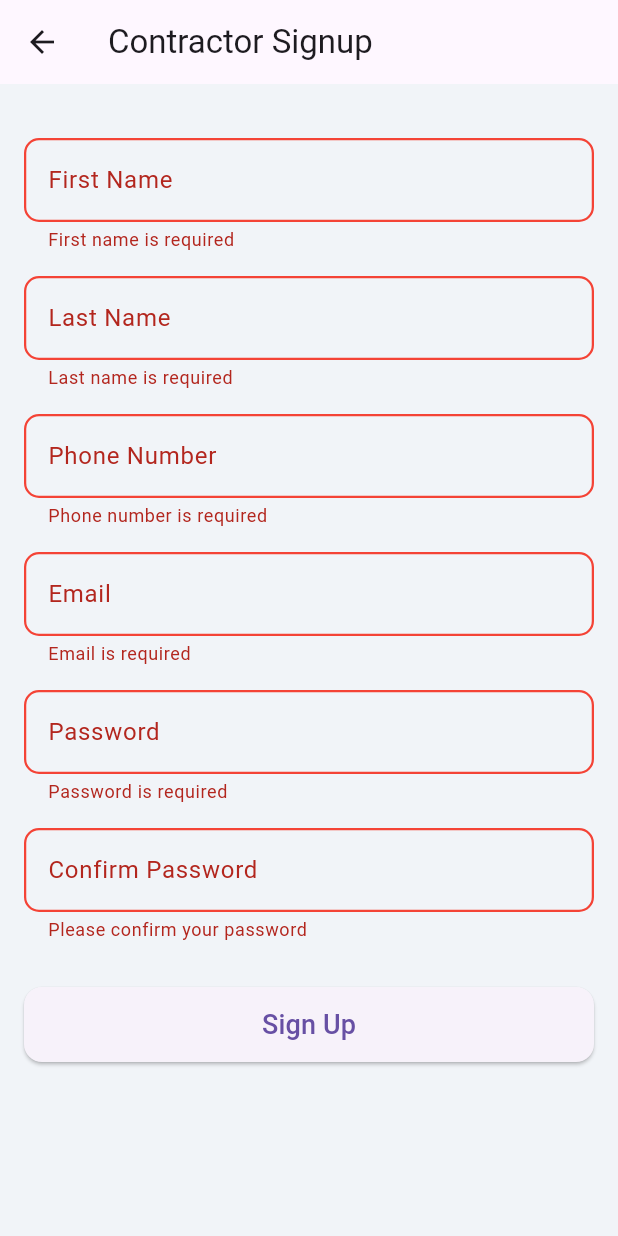
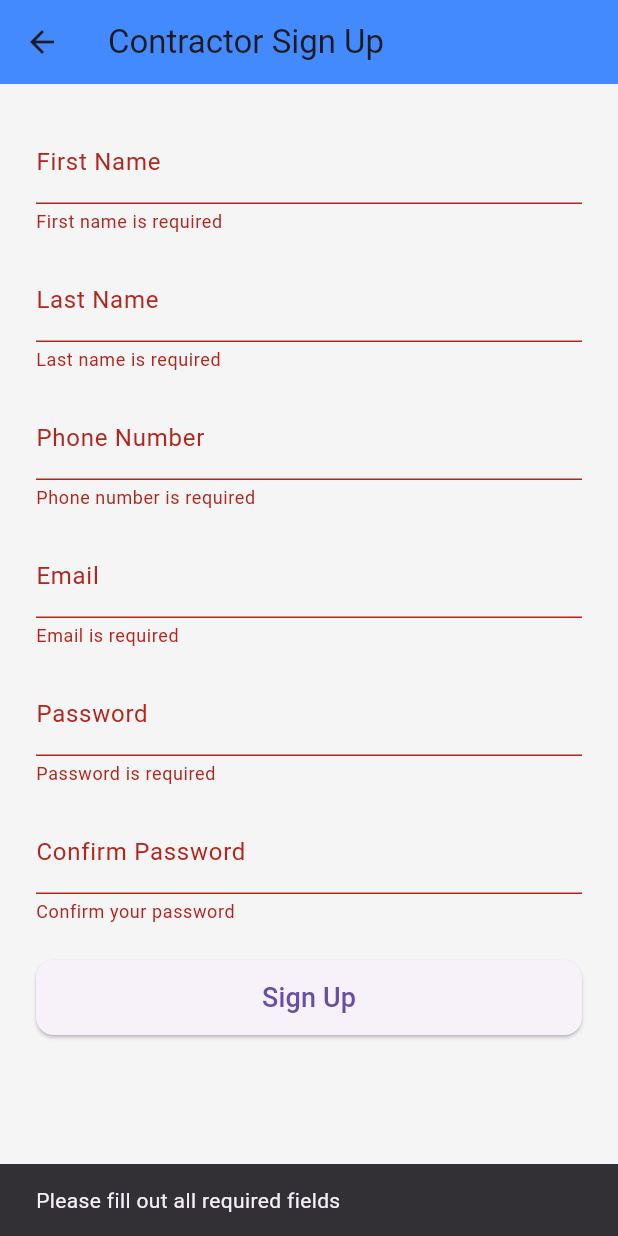
Before and after one commit to jacepd/Sales_Flow, a Flutter app: the ContractorSignupPage screen opened by its route, after a tap on "Sign Up", on a phone screen of 412 x 824 dp. Run offline on Flutter 3.47's test engine with Material 3 defaults, Android fonts, the light colour scheme and no system bars.

Commit message:
Haven't got the home pages to work yet

```diff
--- a/lib/contractor_home_page.dart
+++ b/lib/contractor_home_page.dart
@@ -0,0 +1,13 @@
+import 'package:flutter/material.dart';
+
+class ContractorHomePage extends StatelessWidget {
+  const ContractorHomePage({super.key});
+
+  @override
+  Widget build(BuildContext context) {
+    return Scaffold(
+      appBar: AppBar(title: const Text('Contractor Home')),
+      body: const Center(child: Text('Welcome Contractor!')),
+    );
+  }
+}
--- a/lib/contractor_signup.dart
+++ b/lib/contractor_signup.dart
@@ -10,117 +10,92 @@ class ContractorSignupPage extends StatefulWidget {
 class _ContractorSignupPageState extends State<ContractorSignupPage> {
   final _formKey = GlobalKey<FormState>();
 
-  final _firstNameController = TextEditingController();
-  final _lastNameController = TextEditingController();
-  final _phoneController = TextEditingController();
-  final _emailController = TextEditingController();
-  final _passwordController = TextEditingController();
-  final _confirmPasswordController = TextEditingController();
+  final TextEditingController _firstNameController = TextEditingController();
+  final TextEditingController _lastNameController = TextEditingController();
+  final TextEditingController _phoneController = TextEditingController();
+  final TextEditingController _emailController = TextEditingController();
+  final TextEditingController _passwordController = TextEditingController();
+  final TextEditingController _confirmPasswordController =
+      TextEditingController();
 
-  @override
-  void dispose() {
-    _firstNameController.dispose();
-    _lastNameController.dispose();
-    _phoneController.dispose();
-    _emailController.dispose();
-    _passwordController.dispose();
-    _confirmPasswordController.dispose();
-    super.dispose();
-  }
-
-  void _submitForm() {
-    if (_formKey.currentState!.validate()) {
-      ScaffoldMessenger.of(context).showSnackBar(
-        const SnackBar(content: Text('All fields valid! Proceeding...')),
-      );
-      Navigator.pushReplacementNamed(context, '/contractor-home');
-    }
-  }
-
-  InputDecoration _inputDecoration(String label) {
-    return InputDecoration(
-      labelText: label,
-      border: OutlineInputBorder(
-        borderRadius: BorderRadius.circular(10),
-      ),
-      errorBorder: OutlineInputBorder(
-        borderSide: const BorderSide(color: Colors.red, width: 1.5),
-        borderRadius: BorderRadius.circular(10),
-      ),
-      focusedErrorBorder: OutlineInputBorder(
-        borderSide: const BorderSide(color: Colors.red, width: 2),
-        borderRadius: BorderRadius.circular(10),
-      ),
-      focusedBorder: OutlineInputBorder(
-        borderSide: BorderSide(color: Colors.blue.shade400, width: 2),
-        borderRadius: BorderRadius.circular(10),
-      ),
+void _submitForm() {
+  if (_formKey.currentState!.validate()) {
+    Navigator.pushReplacementNamed(context, '/contractor-home');
+  } else {
+    ScaffoldMessenger.of(context).showSnackBar(
+      const SnackBar(content: Text('Please fill out all required fields')),
     );
   }
+}
+
 
   @override
   Widget build(BuildContext context) {
     return Scaffold(
-      appBar: AppBar(title: const Text('Contractor Signup')),
-      body: Padding(
-        padding: const EdgeInsets.all(16.0),
+      backgroundColor: Colors.grey[100],
+      appBar: AppBar(
+        title: const Text('Contractor Sign Up'),
+        backgroundColor: Colors.blueAccent,
+        elevation: 0,
+      ),
+      body: SingleChildScrollView(
+        padding: const EdgeInsets.all(24),
         child: Form(
           key: _formKey,
-          child: ListView(
+          child: Column(
             children: [
-              const SizedBox(height: 20),
               TextFormField(
                 controller: _firstNameController,
-                decoration: _inputDecoration('First Name'),
+                decoration: const InputDecoration(labelText: 'First Name'),
                 validator: (value) =>
                     value!.isEmpty ? 'First name is required' : null,
               ),
               const SizedBox(height: 16),
               TextFormField(
                 controller: _lastNameController,
-                decoration: _inputDecoration('Last Name'),
+                decoration: const InputDecoration(labelText: 'Last Name'),
                 validator: (value) =>
                     value!.isEmpty ? 'Last name is required' : null,
               ),
               const SizedBox(height: 16),
               TextFormField(
                 controller: _phoneController,
+                decoration: const InputDecoration(labelText: 'Phone Number'),
                 keyboardType: TextInputType.phone,
-                decoration: _inputDecoration('Phone Number'),
                 validator: (value) =>
                     value!.isEmpty ? 'Phone number is required' : null,
               ),
               const SizedBox(height: 16),
               TextFormField(
                 controller: _emailController,
+                decoration: const InputDecoration(labelText: 'Email'),
                 keyboardType: TextInputType.emailAddress,
-                decoration: _inputDecoration('Email'),
                 validator: (value) =>
                     value!.isEmpty ? 'Email is required' : null,
               ),
               const SizedBox(height: 16),
               TextFormField(
                 controller: _passwordController,
+                decoration: const InputDecoration(labelText: 'Password'),
                 obscureText: true,
-                decoration: _inputDecoration('Password'),
                 validator: (value) =>
                     value!.isEmpty ? 'Password is required' : null,
               ),
               const SizedBox(height: 16),
               TextFormField(
                 controller: _confirmPasswordController,
+                decoration:
+                    const InputDecoration(labelText: 'Confirm Password'),
                 obscureText: true,
-                decoration: _inputDecoration('Confirm Password'),
                 validator: (value) {
-                  if (value!.isEmpty) {
-                    return 'Please confirm your password';
-                  } else if (value != _passwordController.text) {
+                  if (value!.isEmpty) return 'Confirm your password';
+                  if (value != _passwordController.text) {
                     return 'Passwords do not match';
                   }
                   return null;
                 },
               ),
-              const SizedBox(height: 30),
+              const SizedBox(height: 24),
               ElevatedButton(
                 onPressed: _submitForm,
                 style: ElevatedButton.styleFrom(
--- a/lib/salesman_signup.dart
+++ b/lib/salesman_signup.dart
@@ -30,12 +30,15 @@ class _SalesmanSignupPageState extends State<SalesmanSignupPage> {
 
   void _submitForm() {
   if (_formKey.currentState!.validate()) {
+    Navigator.pushReplacementNamed(context, '/salesman-home');
+  } else {
     ScaffoldMessenger.of(context).showSnackBar(
-        const SnackBar(content: Text('All fields valid! Proceeding...')),
+      const SnackBar(content: Text('Please fill out all required fields')),
     );
-      Navigator.pushReplacementNamed(context, '/salesman-home');
   }
 }
+
+
 
   InputDecoration _inputDecoration(String label) {
     return InputDecoration(
@@ -120,15 +123,10 @@ class _SalesmanSignupPageState extends State<SalesmanSignupPage> {
               ),
               const SizedBox(height: 30),
 ElevatedButton(
-                onPressed: _submitForm, // make sure this is here
-                style: ElevatedButton.styleFrom(
-                  minimumSize: const Size(double.infinity, 50),
-                  shape: RoundedRectangleBorder(
-                    borderRadius: BorderRadius.circular(12),
+  onPressed: _submitForm,
+  child: const Text('Sign Up'),
 ),
-                ),
-                child: const Text('Sign Up', style: TextStyle(fontSize: 18)),
-              ),
+
             ],
           ),
         ),
```
Lines whose indentation alone changed are shown as unchanged.
